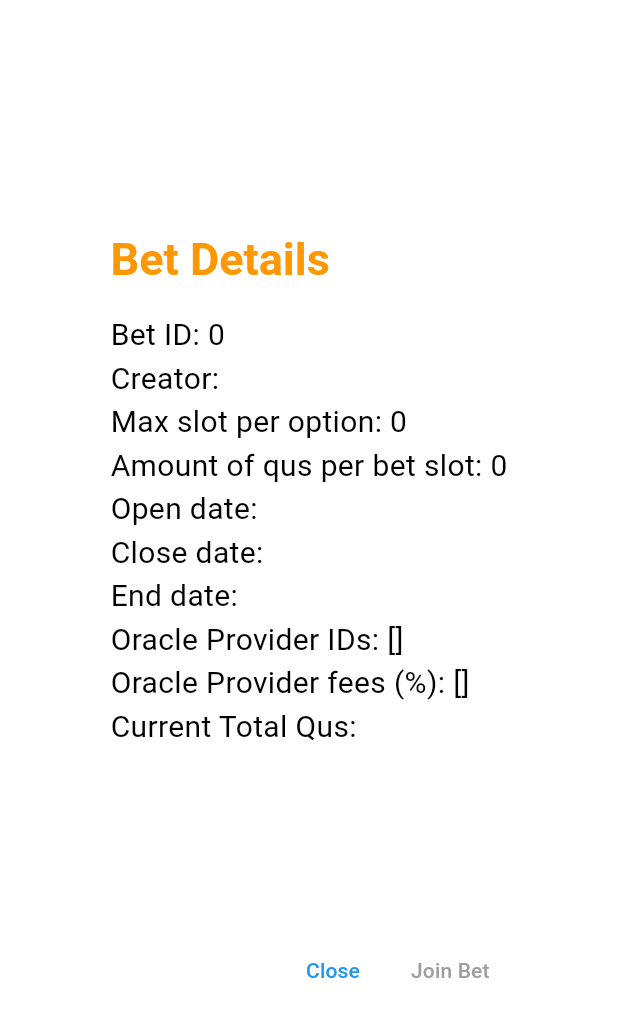
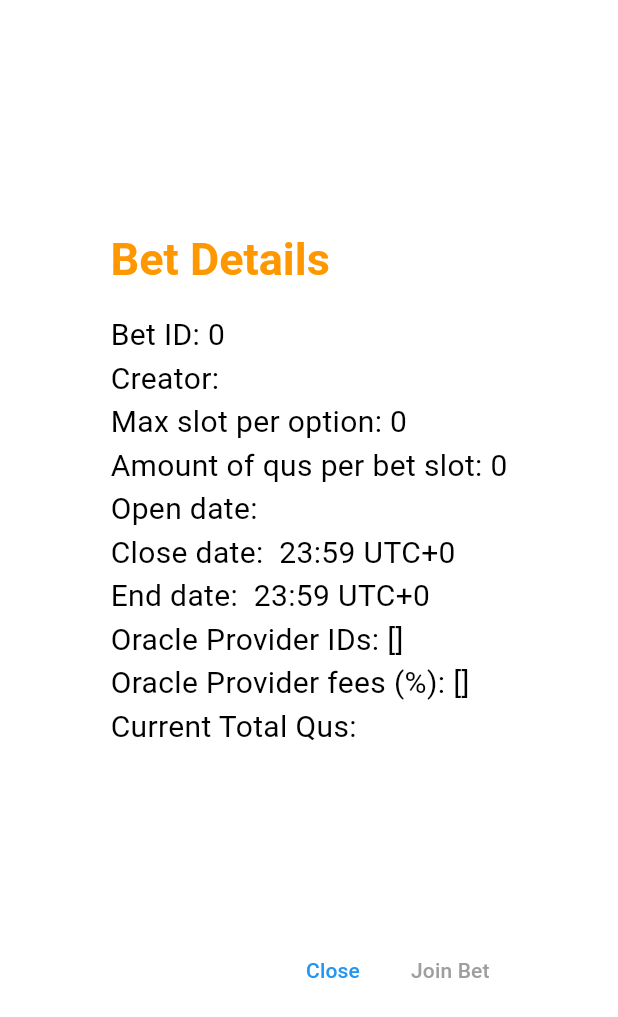
Before and after one commit to icyblob/betwebapp, a Flutter app: the BetDetailDialog widget shown alone on an empty page, opened directly with empty values, on a phone screen of 412 x 824 dp. Shown: the top 1017 px of the screen. Run offline on Flutter 3.47's test engine with Material 3 defaults, Android fonts, the phone set to English and light mode, and no system bars; network calls fail.

Commit message:
Add hour and minutes in detail dialog

```diff
--- a/lib/bet_detail_dialog.dart
+++ b/lib/bet_detail_dialog.dart
@@ -99,11 +99,11 @@ class _BetDetailDialogState extends State<BetDetailDialog> {
               style: const TextStyle(fontSize: 20.0),
             ),
             Text(
-              'Close date: ${widget.close_date}',
+              'Close date: ${widget.close_date} 23:59 UTC+0',
               style: const TextStyle(fontSize: 20.0),
             ),
             Text(
-              'End date: ${widget.end_date}',
+              'End date: ${widget.end_date} 23:59 UTC+0',
               style: const TextStyle(fontSize: 20.0),
             ),
             Text(
```
